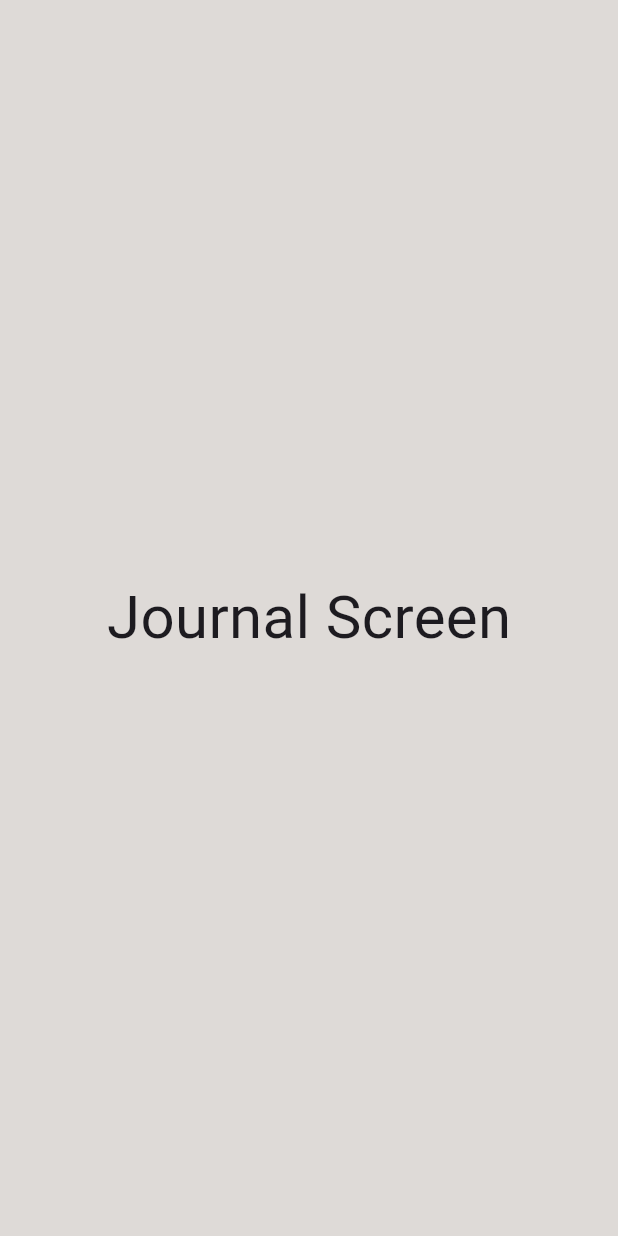
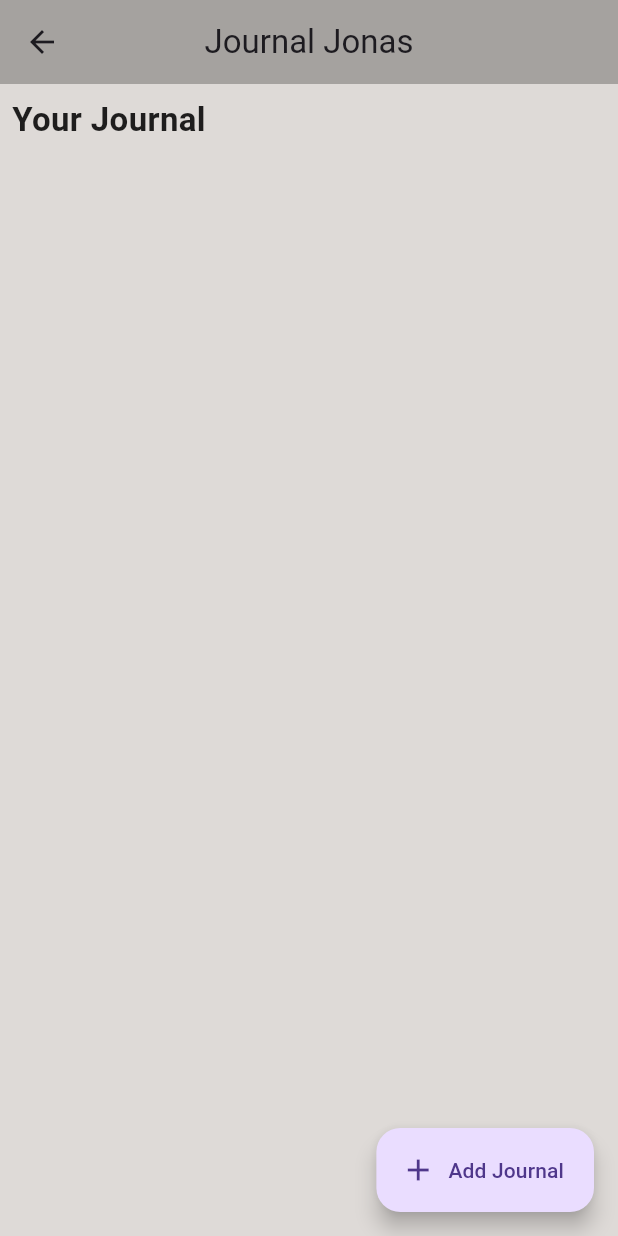
Before and after one commit to gabrielle128/Sidekick-Flutter, a Flutter app: the JournalScreen screen opened directly, on a phone screen of 412 x 824 dp. Run offline on Flutter 3.47's test engine with Material 3 defaults, Android fonts, the phone set to English and light mode, and no system bars; our stand-ins replace cloud_firestore, email_validator, firebase_auth, firebase_core, flutter_speed_dial, fluttertoast and 2 more; accounts and stored records are empty; Roboto replaces fonts that are missing (Gaegu-Bold).

Commit message:
finished partially the journal app

```diff
--- a/sidekick_app/lib/screens/journal_screen.dart
+++ b/sidekick_app/lib/screens/journal_screen.dart
@@ -1,4 +1,15 @@
+//import 'dart:html';
+
 import 'package:flutter/material.dart';
+//import 'package:sidekick_app/sidekick_icons_icons.dart';
+//import 'package:sidekick_app/utils/colours.dart';
+import 'package:cloud_firestore/cloud_firestore.dart';
+import 'package:google_fonts/google_fonts.dart';
+//import 'package:firebase_auth/firebase_auth.dart';
+import 'package:sidekick_app/reusable_widgets/journal_card.dart';
+import 'package:sidekick_app/screens/journal_reader.dart';
+import 'package:sidekick_app/screens/journal_editor.dart';
+
 
 class JournalScreen extends StatefulWidget {
   const JournalScreen({super.key});
@@ -10,12 +21,72 @@ class JournalScreen extends StatefulWidget {
 class _JournalScreenState extends State<JournalScreen> {
   @override
   Widget build(BuildContext context) {
-    return const Scaffold(
-        body: Center(
-      child: Text(
-        "Journal Screen",
-        style: TextStyle(fontSize: 40),
+    return Scaffold(
+      appBar: AppBar(
+        elevation: 0.0,
+        title: Text("Journal Jonas"),
+        centerTitle: true,
+        backgroundColor: Colors.black26,
       ),
-    ));
+
+      body: Padding(
+        padding: const EdgeInsets.all(8.0),
+        child: Column(
+          mainAxisAlignment:  MainAxisAlignment.start,
+          crossAxisAlignment: CrossAxisAlignment.start,
+          children: [
+            Text(
+              "Your Journal",
+              style: GoogleFonts.roboto(
+                color: Colors.black87,
+                fontWeight: FontWeight.bold,
+                fontSize: 22 ),
+              ),
+
+            const SizedBox(
+              height: 20.0,
+            ),
+            Expanded(
+              child: StreamBuilder<QuerySnapshot>(
+                stream: FirebaseFirestore.instance.collection("journal").snapshots(),
+                builder: (context, AsyncSnapshot <QuerySnapshot> snapshot) {
+
+                  if (snapshot.connectionState == ConnectionState.waiting){
+                    return Center (
+                      child: CircularProgressIndicator(),
+                    );
+
+                  }
+
+                  if (snapshot.hasData){
+                    return GridView(gridDelegate: SliverGridDelegateWithFixedCrossAxisCount(crossAxisCount: 2),
+                      children: snapshot.data!.docs
+                      .map((journal) => journalCard(() {
+                        Navigator.push(
+                          context,
+                          MaterialPageRoute(
+                            builder: (context) =>
+                            JournalReaderScreen(journal),));
+                      }, journal)).toList(),
+                    );
+
+                }
+                return Text("Empty List of Journal", style: GoogleFonts.nunito(color: Colors.black87),);
+                },
+              ),
+            )
+          ],
+      )
+    ),
+    floatingActionButton: FloatingActionButton.extended(
+      onPressed: () {
+        Navigator.push(context,
+        MaterialPageRoute(builder: (context) => JournalEditorScreen()));
+      },
+      label: Text("Add Journal"),
+      icon: Icon(Icons.add),
+
+    ),
+    );
   }
 }
--- a/sidekick_app/pubspec.yaml
+++ b/sidekick_app/pubspec.yaml
@@ -48,6 +48,7 @@ dependencies:
   form_builder_validators: ^9.1.0
   get: ^4.6.6
   riverpod: ^2.4.8
+  google_fonts: ^6.1.0
 
 dev_dependencies:
   flutter_test:
```
Also changed, not shown: sidekick_app/lib/reusable_widgets/journal_card.dart (added, +30 -0 lines), sidekick_app/lib/screens/journal_editor.dart (added, +77 -0 lines), sidekick_app/lib/screens/journal_reader.dart (added, +43 -0 lines), sidekick_app/lib/style/app_style.dart (added, +26 -0 lines), sidekick_app/lib/main.dart (line endings or trailing spaces), sidekick_app/pubspec.lock.
